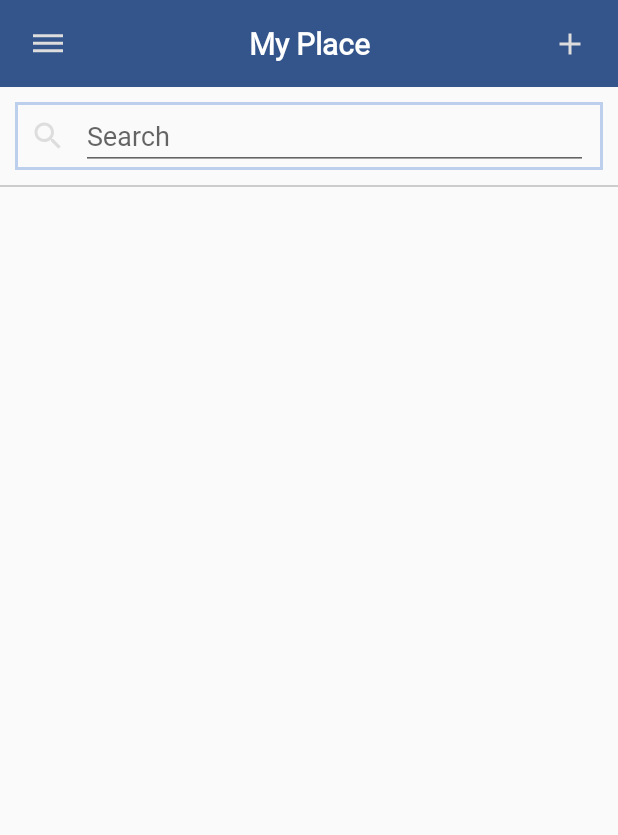
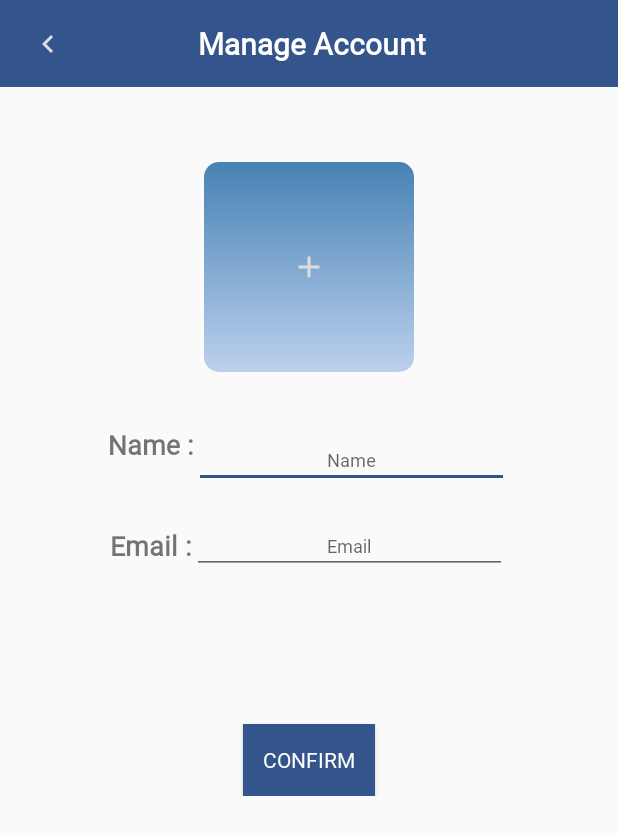
Before and after one commit to peeangry/GroupUpPlace, an Android app: the placeHome screen opened directly, with no data from a screen before it, in the side drawer, after a tap on "Manage Account", on a phone screen of 412 x 824 dp. Shown: the top 835 px of the screen. Run offline under Robolectric (Android 15) with nearby library versions, the phone set to English and light mode, and no system bars.

Commit message:
conect page,not finish

```diff
--- a/app/src/main/AndroidManifest.xml
+++ b/app/src/main/AndroidManifest.xml
@@ -9,7 +9,8 @@
         android:roundIcon="@mipmap/ic_launcher_round"
         android:supportsRtl="true"
         android:theme="@style/AppTheme">
-        <activity android:name=".placeHome"></activity>
+        <activity android:name=".register"></activity>
+        <activity android:name=".placeHome" />
         <activity android:name=".theme" />
         <activity android:name=".createPlace" />
         <activity android:name=".MainActivity">
--- a/app/src/main/java/com/example/groupupplace/placeHome.java
+++ b/app/src/main/java/com/example/groupupplace/placeHome.java
@@ -44,6 +44,7 @@ public class placeHome extends AppCompatActivity implements NavigationView.OnNav
                 Log.d(TAG, "onNavigationItemSelected home: " + item.getTitle());
                 break;
             case R.id.menu_account:
+                goToManageAccount();
                 Log.d(TAG, "onNavigationItemSelected account: " + item.getTitle());
                 break;
             case R.id.menu_signout:
@@ -54,4 +55,9 @@ public class placeHome extends AppCompatActivity implements NavigationView.OnNav
         return true;
     }
 
+    public void goToManageAccount() {
+        Intent intent = new Intent(placeHome.this,register.class);
+        startActivity(intent);
+    }
+
 }
--- /dev/null
+++ b/app/src/main/java/com/example/groupupplace/register.java
@@ -0,0 +1,22 @@
+package com.example.groupupplace;
+
+import androidx.appcompat.app.AppCompatActivity;
+
+import android.content.Intent;
+import android.os.Bundle;
+import android.view.View;
+
+public class register extends AppCompatActivity {
+
+    @Override
+    protected void onCreate(Bundle savedInstanceState) {
+        super.onCreate(savedInstanceState);
+        setContentView(R.layout.activity_register);
+    }
+
+    public void backHome(View v){
+        Intent in = new Intent(this,placeHome.class);
+        startActivity(in);
+    }
+
+}
--- /dev/null
+++ b/app/src/main/res/drawable/button_big.xml
@@ -0,0 +1,25 @@
+<?xml version="1.0" encoding="utf-8"?>
+<shape xmlns:android="http://schemas.android.com/apk/res/android" android:shape="rectangle" >
+    <corners
+        android:radius="10dp"
+        />
+    <gradient
+        android:angle="90"
+        android:centerX="100%"
+        android:centerColor="#4682B4"
+        android:startColor="#BCD0ED"
+        android:endColor="#4682B4"
+        android:type="linear"
+        />
+    <padding
+        android:left="0dp"
+        android:top="0dp"
+        android:right="0dp"
+        android:bottom="0dp"
+        />
+    <size
+        android:width="140dp"
+        android:height="140dp"
+        />
+
+</shape>
--- /dev/null
+++ b/app/src/main/res/layout/activity_register.xml
@@ -0,0 +1,152 @@
+<?xml version="1.0" encoding="utf-8"?>
+<androidx.constraintlayout.widget.ConstraintLayout xmlns:android="http://schemas.android.com/apk/res/android"
+    xmlns:app="http://schemas.android.com/apk/res-auto"
+    xmlns:tools="http://schemas.android.com/tools"
+    android:layout_width="match_parent"
+    android:layout_height="match_parent"
+    tools:context=".register">
+
+    <LinearLayout
+        android:layout_width="match_parent"
+        android:layout_height="match_parent"
+        android:orientation="vertical">
+
+        <LinearLayout
+            android:layout_width="match_parent"
+            android:layout_height="wrap_content"
+            android:background="@color/classicBlue"
+            android:orientation="horizontal">
+
+            <View
+                android:id="@+id/view1"
+                android:layout_width="20dp"
+                android:layout_height="match_parent" />
+
+            <ImageButton
+                android:id="@+id/account_backHome"
+                android:layout_width="wrap_content"
+                android:layout_height="match_parent"
+                android:background="@color/classicBlue"
+                android:src="@drawable/ic_chevron_left_black_24dp" />
+
+            <TextView
+                android:id="@+id/manageAccount"
+                style="@style/Style"
+                android:layout_width="match_parent"
+                android:layout_height="wrap_content"
+                android:layout_gravity="center"
+                android:layout_weight="3"
+                android:gravity="center_horizontal|center_vertical"
+                android:onClick="backHome"
+                android:text="@string/account" />
+
+            <View
+                android:id="@+id/view2"
+                android:layout_width="20dp"
+                android:layout_height="match_parent" />
+
+            <View
+                android:id="@+id/view3"
+                android:layout_width="20dp"
+                android:layout_height="match_parent" />
+
+        </LinearLayout>
+
+
+        <LinearLayout
+            android:layout_width="match_parent"
+            android:layout_height="wrap_content"
+            android:layout_gravity="center"
+            android:layout_marginTop="20dp"
+            android:gravity="center"
+            android:orientation="vertical">
+
+
+            <ImageButton
+                android:id="@+id/addPicture"
+                android:layout_width="wrap_content"
+                android:layout_height="wrap_content"
+                android:layout_gravity="center"
+                android:layout_marginTop="30dp"
+                android:background="@drawable/button_big"
+                android:fontFamily="@font/pridi_extralight"
+                android:gravity="center"
+                android:src="@drawable/ic_add_black_24dp"
+                android:text="@string/addImg"
+                android:textSize="18sp" />
+
+            <LinearLayout
+                android:layout_width="wrap_content"
+                android:layout_height="wrap_content"
+                android:layout_marginTop="20dp"
+                android:orientation="horizontal">
+
+
+                <TextView
+                    android:id="@+id/textView3"
+                    android:layout_width="match_parent"
+                    android:layout_height="wrap_content"
+                    android:layout_gravity="center"
+                    android:fontFamily="@font/pridi_extralight"
+                    android:text="@string/name_title"
+                    android:textSize="18sp"
+                    android:textStyle="bold" />
+
+                <EditText
+                    android:id="@+id/name"
+                    android:layout_width="wrap_content"
+                    android:layout_height="wrap_content"
+                    android:layout_marginTop="20dp"
+                    android:ems="15"
+                    android:fontFamily="@font/pridi_extralight"
+                    android:gravity="center"
+                    android:hint="@string/name"
+                    android:inputType="textPersonName"
+                    android:textSize="12sp" />
+
+            </LinearLayout>
+
+            <LinearLayout
+                android:layout_width="wrap_content"
+                android:layout_height="wrap_content"
+                android:layout_marginTop="20dp"
+                android:layout_weight="1"
+                android:orientation="horizontal">
+
+
+                <TextView
+                    android:id="@+id/textView4"
+                    android:layout_width="match_parent"
+                    android:layout_height="wrap_content"
+                    android:layout_gravity="center"
+                    android:fontFamily="@font/pridi_extralight"
+                    android:text="@string/email_title"
+                    android:textSize="18sp"
+                    android:textStyle="bold" />
+
+                <EditText
+                    android:id="@+id/email"
+                    android:layout_width="wrap_content"
+                    android:layout_height="wrap_content"
+                    android:ems="15"
+                    android:fontFamily="@font/pridi_extralight"
+                    android:gravity="center"
+                    android:hint="@string/email"
+                    android:inputType="textEmailAddress"
+                    android:textSize="12sp" />
+            </LinearLayout>
+
+            <Button
+                android:id="@+id/account_confirm"
+                android:layout_width="wrap_content"
+                android:layout_height="wrap_content"
+                android:layout_gravity="center"
+                android:layout_marginTop="100dp"
+                android:background="@color/classicBlue"
+                android:fontFamily="@font/pridi_extralight"
+                android:text="@string/btn"
+                android:textColor="@color/white" />
+        </LinearLayout>
+
+    </LinearLayout>
+</androidx.constraintlayout.widget.ConstraintLayout>
--- a/app/src/main/res/values/strings.xml
+++ b/app/src/main/res/values/strings.xml
@@ -67,4 +67,8 @@
     <string name="home">Home</string>
     <string name="account">Manage Account</string>
     <string name="signout">Signout</string>
+    <string name="addImg">+ Add Picture</string>
+    <string name="name_title">Name :</string>
+    <string name="email">Email</string>
+    <string name="email_title">Email :</string>
 </resources>
```
Also changed, not shown: 1 other file.
